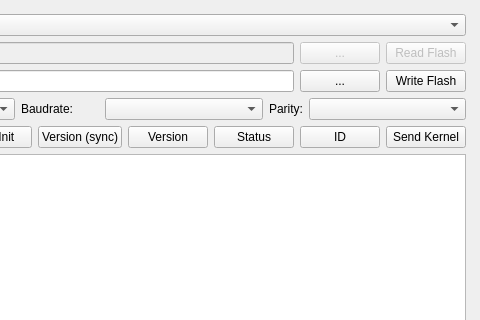
Above: mainwindow.ui from miikasyvanen/FastECU-m32r-flasher before the change; both pictures show x 320 to 800 and y 0 to 320 of the 800 by 600 pixel window. Below: the same form after it.
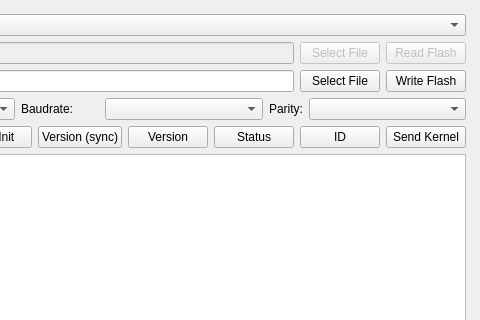
That is the form after the change.

Patch:
```diff
--- a/mainwindow.ui
+++ b/mainwindow.ui
@@ -96,7 +96,7 @@
            </sizepolicy>
           </property>
           <property name="text">
-           <string>...</string>
+           <string>Select File</string>
           </property>
          </widget>
         </item>
@@ -139,7 +139,7 @@
         <item>
          <widget class="QPushButton" name="writeFlashFileDialogButton">
           <property name="text">
-           <string>...</string>
+           <string>Select File</string>
           </property>
          </widget>
         </item>
```
